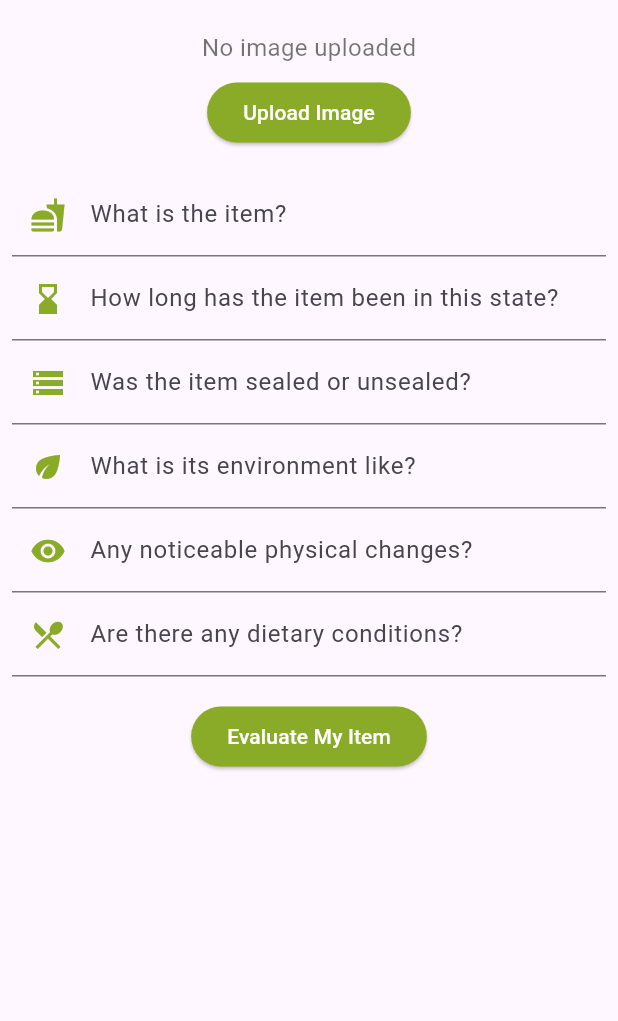
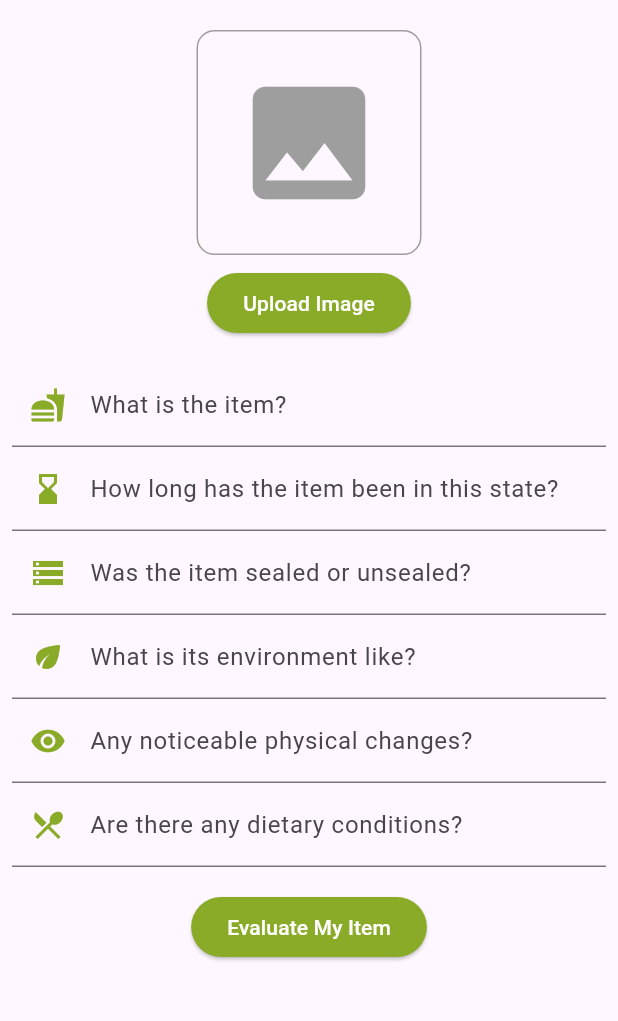
Before and after one commit to evelynnchen-cmu/WasteLess, a Flutter app: the MyApp screen opened directly, on a phone screen of 412 x 824 dp, the part 84-1105 px from its top. Run offline on Flutter 3.47's test engine with Material 3 defaults, Android fonts, the phone set to English and light mode, and no system bars; our stand-ins replace file_picker, google_generative_ai, image_picker.

Commit message:
added food item preview

```diff
--- a/lib/main.dart
+++ b/lib/main.dart
@@ -276,11 +276,27 @@ class _MyAppState extends State<MyApp> {
           crossAxisAlignment: CrossAxisAlignment.center,
           children: [
             SizedBox(height: 20),
-            Text(
-              selectedFile.isEmpty
-                  ? 'No image uploaded'
-                  : 'Uploaded: $selectedFile',
-              style: TextStyle(fontSize: 16, color: Colors.black54),
+            // Display the image or the placeholder
+            Container(
+              width: 150, // Adjust the size to what you find suitable
+              height: 150,
+              decoration: BoxDecoration(
+                border: Border.all(color: Colors.grey),
+                borderRadius: BorderRadius.circular(12),
+              ),
+              child: image != null
+                  ? ClipRRect(
+                      borderRadius: BorderRadius.circular(12),
+                      child: Image.memory(
+                        image!,
+                        fit: BoxFit.cover,
+                      ),
+                    )
+                  : Icon(
+                      Icons.image, // Placeholder icon
+                      size: 100,
+                      color: Colors.grey,
+                    ),
             ),
             Padding(
               padding: const EdgeInsets.all(8.0),
```
Lines whose indentation alone changed are shown as unchanged.
